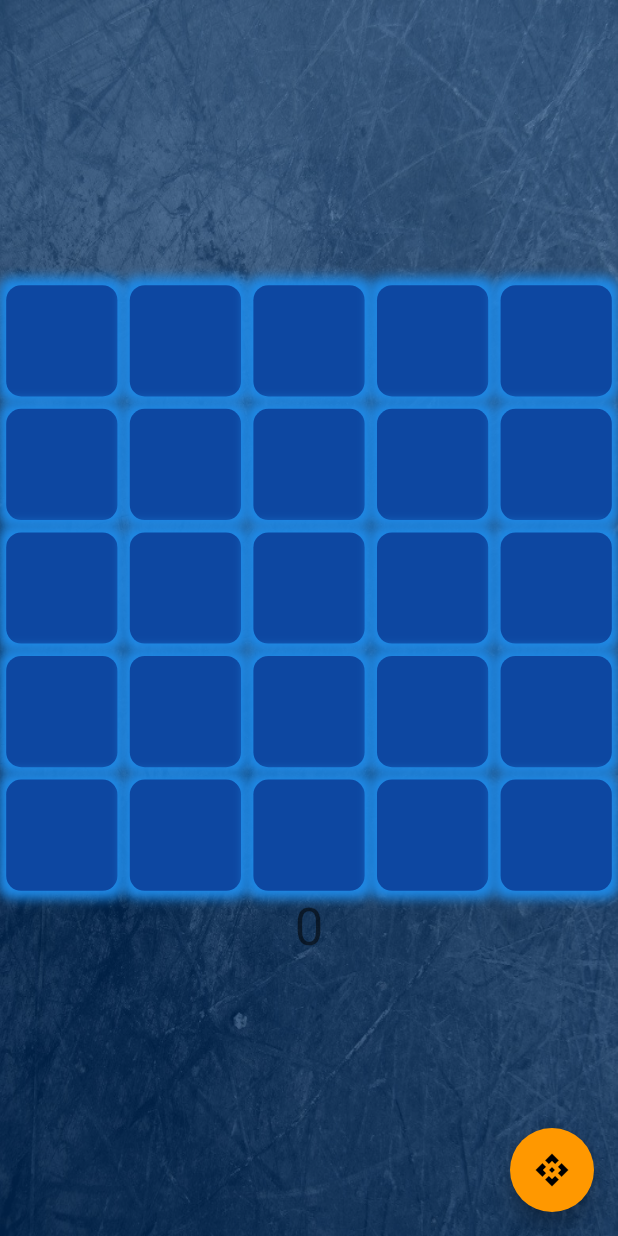
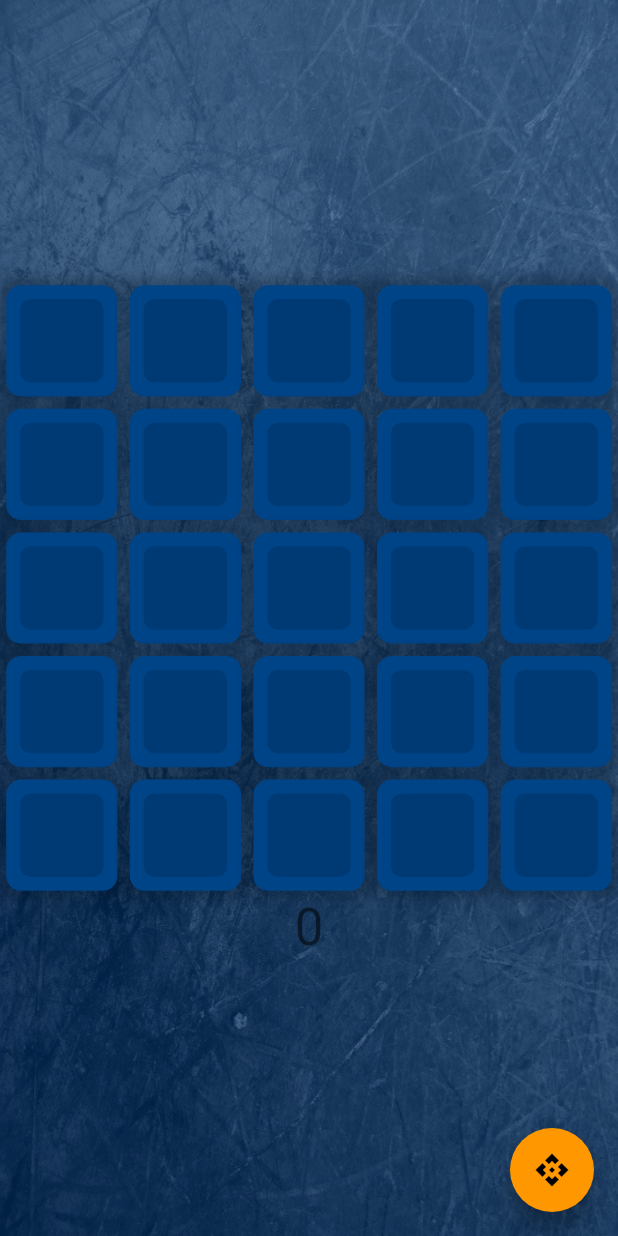
Before and after one commit to b0rgbart3/LightBurst2, a Flutter app: the screen it shows after launch, on a phone screen of 412 x 824 dp. Run offline on Flutter 3.47's test engine with Material 2 defaults, Android fonts, the phone set to English and light mode, and no system bars.

Commit message:
adding top layer to each boxbutton

```diff
--- a/lib/box.dart
+++ b/lib/box.dart
@@ -44,12 +44,20 @@ class BoxState extends State<Box>  {
   @override
   Widget build(BuildContext context) {
     // var intVersion = myRadius.value.toDouble();
-    var myColor;
+    var myColor, myShadowColor, myCenterColor;
     // developer.log('onState: ' + widget.onState.toString());
     if (onState) {
-      myColor = Colors.blue[400];
+      // myColor = Colors.blue[200];
+      myColor = Color(0xff00aaff);
+      //myShadowColor = Colors.blue[100];
+      myShadowColor = Color(0x8800ccff);
+      myCenterColor = Color(0x44ffffff);
     } else {
-      myColor = Colors.blue[900];
+      //myColor = Colors.blue[800];
+      myColor = Color(0xff004488);
+      // myShadowColor = Colors.blue[900];
+      myShadowColor = Color(0x44001122);
+      myCenterColor = Color(0x33001122);
     }
 
     return Container(
@@ -70,7 +78,13 @@ class BoxState extends State<Box>  {
                       toggleMe();
                       return true;
                     },
-                    child:Container(
+                    child:Stack(
+
+                       children: [
+                         Align(
+                    alignment: Alignment.center,
+                  child:
+                      Container(
                     alignment: Alignment.center,
                     width: myWidth,
                     height: myWidth,
@@ -79,11 +93,31 @@ class BoxState extends State<Box>  {
                       color: myColor,
                       boxShadow: [
                         BoxShadow(
-                            color: Colors.blue[600],
+                            color: myShadowColor,
                             blurRadius: 5,
                             spreadRadius: 5),
                       ],
                     ),
+                  ),),
+                  Align(
+                    alignment: Alignment.center,
+                  child: Container(
+                    alignment: Alignment.center,
+                    width: myWidth*.75,
+                    height: myWidth*.75,
+                    decoration: BoxDecoration(
+                      borderRadius: BorderRadius.circular(7),
+                      color: myCenterColor,
+                      // boxShadow: [
+                      //   BoxShadow(
+                      //       color: myShadowColor,
+                      //       blurRadius: 5,
+                      //       spreadRadius: 5),
+                      // ],
+                    ),
+                  ),
+                  )
+                  ]
                   )
                   );
                 })
```
